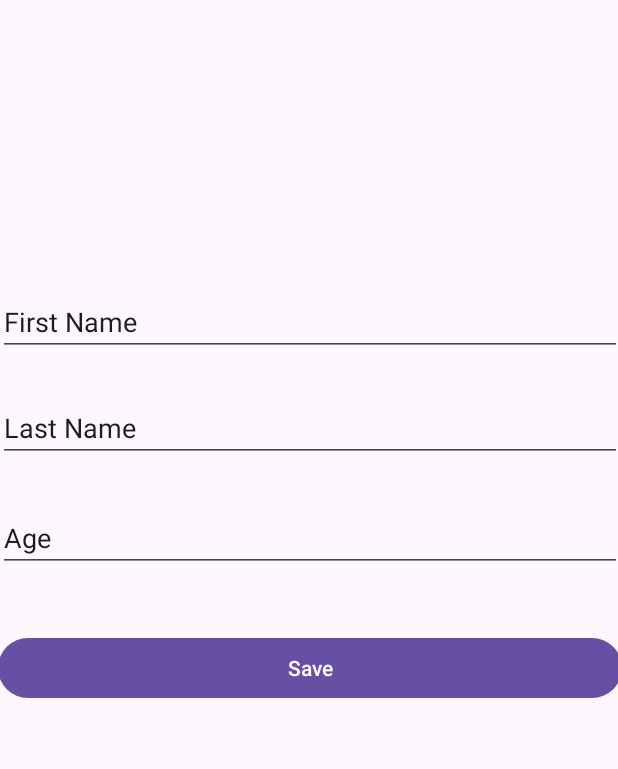
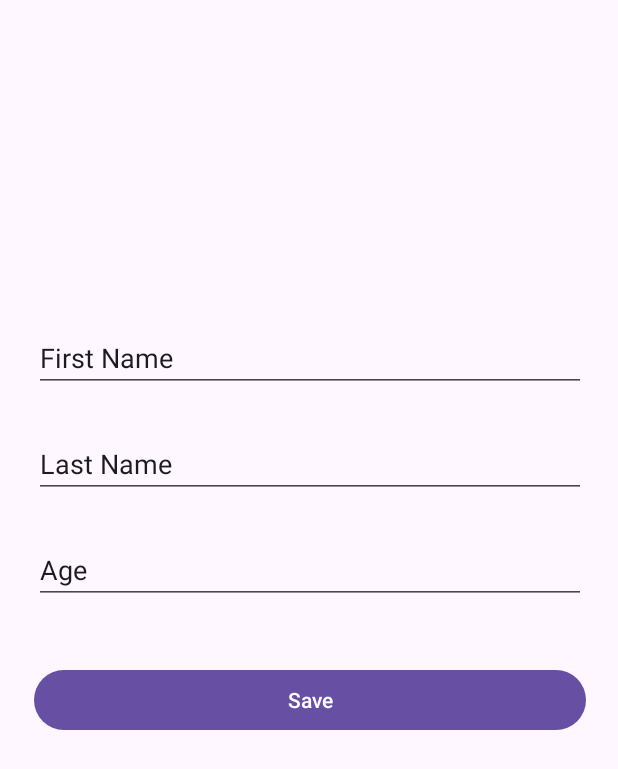
Before and after one commit to sreeginy/Book-Library, an Android app: the addFragment screen opened through its navigation route, on a phone screen of 412 x 824 dp. Shown: the top 769 px of the screen. Run offline under Robolectric (Android 15) with nearby library versions, the phone set to English and light mode, and no system bars; our stand-ins replace navigation-ui; 4 statements that could not run were skipped.

```diff
--- a/app/src/main/java/com/sreeginy/booklibrary/Fragments/List/ListFragment.kt
+++ b/app/src/main/java/com/sreeginy/booklibrary/Fragments/List/ListFragment.kt
@@ -5,6 +5,7 @@ import androidx.fragment.app.Fragment
 import android.view.LayoutInflater
 import android.view.View
 import android.view.ViewGroup
+import androidx.navigation.fragment.findNavController
 import com.sreeginy.booklibrary.R
 
 class ListFragment : Fragment() {
@@ -14,7 +15,13 @@ class ListFragment : Fragment() {
         savedInstanceState: Bundle?
     ): View? {
         // Inflate the layout for this fragment
-        return inflater.inflate(R.layout.fragment_list, container, false)
+        val view = inflater.inflate(R.layout.fragment_list, container, false)
+
+        view.floatingActionButton.setOnClickListener {
+            findNavController().navigate(R.id.action_listFragment_to_addFragment)
+        }
+
+        return view
     }
 
 }
--- a/app/src/main/res/layout/fragment_add.xml
+++ b/app/src/main/res/layout/fragment_add.xml
@@ -4,6 +4,7 @@
     xmlns:tools="http://schemas.android.com/tools"
     android:layout_width="match_parent"
     android:layout_height="match_parent"
+    android:padding="24dp"
     tools:context=".Fragments.Add.addFragment">
 
 
@@ -33,7 +34,7 @@
         android:id="@+id/editTextText4"
         android:layout_width="match_parent"
         android:layout_height="wrap_content"
-        android:layout_marginTop="28dp"
+        android:layout_marginTop="25dp"
         android:ems="10"
         android:inputType="number"
         android:text="Age"
--- a/app/src/main/res/layout/fragment_list.xml
+++ b/app/src/main/res/layout/fragment_list.xml
@@ -8,7 +8,7 @@
 
 
     <androidx.recyclerview.widget.RecyclerView
-        android:id="@+id/recyclerView"
+        android:id="@+id/recyclerview"
         android:layout_width="0dp"
         android:layout_height="0dp"
         app:layout_constraintBottom_toBottomOf="parent"
@@ -19,6 +19,7 @@
         app:layout_constraintVertical_bias="1.0" />
 
     <com.google.android.material.floatingactionbutton.FloatingActionButton
+        android:id="@+id/floatingActionButton"
         android:layout_width="wrap_content"
         android:layout_height="wrap_content"
         android:layout_marginEnd="24dp"
```
